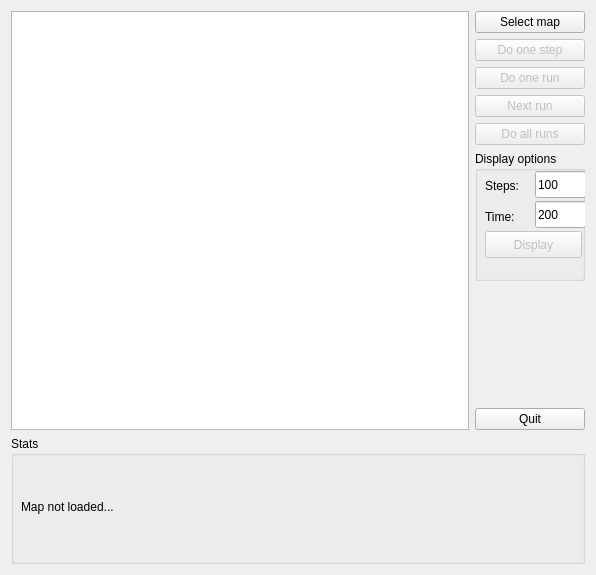
Qt form mainwindow.ui (Minoru/vacuum_cleaner_world-qt) before a commit.
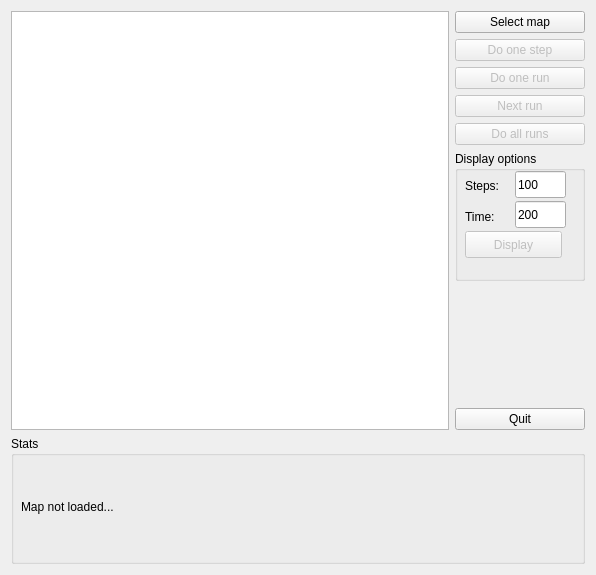
The same form after that commit. Icons and pictures are not drawn.

Commit message: "World" now sends lastAction parameter to "Agent"; ui fix

```diff
--- a/mainwindow.ui
+++ b/mainwindow.ui
@@ -121,13 +121,13 @@
      <widget class="QGroupBox" name="groupBox">
       <property name="minimumSize">
        <size>
-        <width>0</width>
+        <width>130</width>
         <height>130</height>
        </size>
       </property>
       <property name="maximumSize">
        <size>
-        <width>16777215</width>
+        <width>130</width>
         <height>130</height>
        </size>
       </property>
```
The commit also changes 4 other files.
